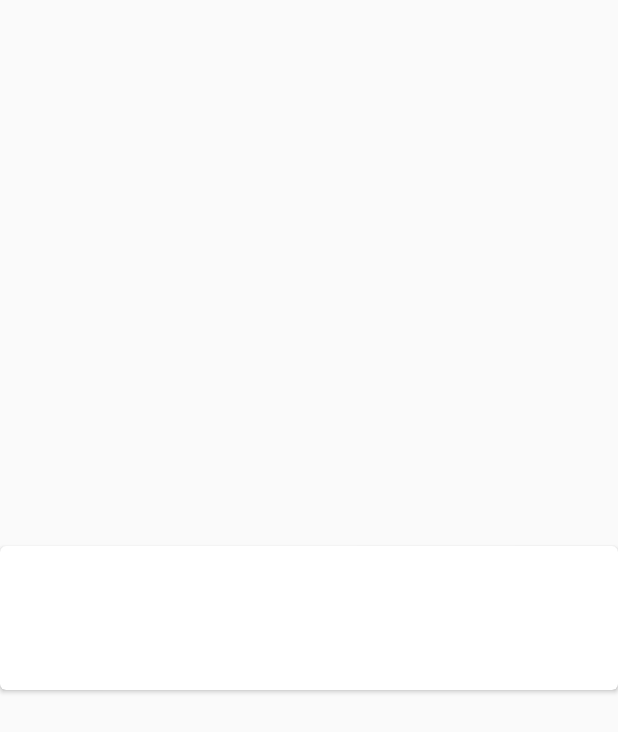
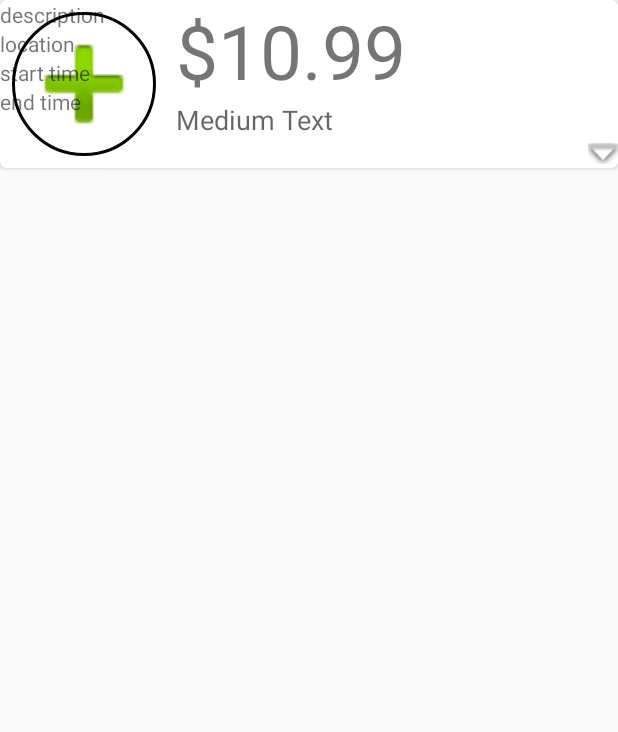
Before and after one commit to tranfong1991/Errand, an Android app: the layout errand.xml on its own in the app's theme, with its tools: preview values and no code run, on a phone screen of 412 x 824 dp. Shown: the top 732 px of the screen. Run offline under Robolectric (Android 15) with nearby library versions, the phone set to English and light mode, and no system bars.

Commit message:
designed initial errand view

```diff
--- a/android/app/src/main/java/andytran/errand/ErrandAdapter.java
+++ b/android/app/src/main/java/andytran/errand/ErrandAdapter.java
@@ -1,10 +1,12 @@
 package andytran.errand;
 
 import android.content.Context;
+import android.view.LayoutInflater;
 import android.view.View;
 import android.view.ViewGroup;
 import android.widget.ArrayAdapter;
 import android.widget.BaseExpandableListAdapter;
+import android.widget.TextView;
 
 import java.util.List;
 
@@ -16,6 +18,9 @@ import de.hdodenhof.circleimageview.CircleImageView;
 public class ErrandAdapter extends ArrayAdapter<Errand> {
     private class ViewHolder{
         CircleImageView customerPic;
+        TextView compensation;
+        TextView description;
+        TextView location;
     }
 
     private Context context;
@@ -29,6 +34,26 @@ public class ErrandAdapter extends ArrayAdapter<Errand> {
 
     @Override
     public View getView(int position, View convertView, ViewGroup parent) {
-        return super.getView(position, convertView, parent);
+        View rowView = convertView;
+
+        if(rowView == null){
+            LayoutInflater inflater = (LayoutInflater) this.context.getSystemService(Context.LAYOUT_INFLATER_SERVICE);
+            rowView = inflater.inflate(R.layout.errand, null);
+
+            ViewHolder viewHolder = new ViewHolder();
+            viewHolder.customerPic = (CircleImageView) rowView.findViewById(R.id.profile_image);
+            viewHolder.compensation = (TextView) rowView.findViewById(R.id.errand_compensation);
+            viewHolder.description = (TextView) rowView.findViewById(R.id.errand_description);
+
+            rowView.setTag(viewHolder);
+        }
+
+        Errand errand = errandList.get(position);
+        ViewHolder holder = (ViewHolder)rowView.getTag();
+
+        holder.compensation.setText(String.valueOf(errand.getCompensation()));
+        holder.description.setText(errand.getDescription());
+
+        return rowView;
     }
 }
--- a/android/app/src/main/java/andytran/errand/MainActivity.java
+++ b/android/app/src/main/java/andytran/errand/MainActivity.java
@@ -34,10 +34,11 @@ public class MainActivity extends AppCompatActivity {
             }
         });
 
+        errands = new ArrayList<>();
         adapter = new ErrandAdapter(this, errands);
 
-        final ListView expandableListView = (ListView)findViewById(R.id.list_view_errands);
-        expandableListView.setAdapter(adapter);
+        final ListView listView = (ListView)findViewById(R.id.list_view_errands);
+        listView.setAdapter(adapter);
     }
 
     @Override
--- a/android/app/src/main/res/layout/activity_main.xml
+++ b/android/app/src/main/res/layout/activity_main.xml
@@ -16,6 +16,7 @@
             android:id="@+id/toolbar"
             android:layout_width="match_parent"
             android:layout_height="?attr/actionBarSize"
+
             android:background="?attr/colorPrimary"
             app:popupTheme="@style/AppTheme.PopupOverlay" />
 
--- a/android/app/src/main/res/layout/content_main.xml
+++ b/android/app/src/main/res/layout/content_main.xml
@@ -12,11 +12,8 @@
     tools:context="andytran.errand.MainActivity"
     tools:showIn="@layout/activity_main">
 
-
     <ListView
         android:layout_width="wrap_content"
         android:layout_height="wrap_content"
-        android:id="@+id/list_view_errands"
-        android:layout_centerVertical="true"
-        android:layout_centerHorizontal="true" />
+        android:id="@+id/list_view_errands" />
 </RelativeLayout>
--- a/android/app/src/main/res/layout/errand.xml
+++ b/android/app/src/main/res/layout/errand.xml
@@ -3,10 +3,22 @@
     xmlns:android="http://schemas.android.com/apk/res/android"
     xmlns:card_view="http://schemas.android.com/apk/res-auto"
     android:id="@+id/card_view"
-    android:layout_gravity="center"
     android:layout_width="match_parent"
     android:layout_height="wrap_content"
     card_view:cardCornerRadius="4dp">
+
+    <RelativeLayout
+        android:layout_width="match_parent"
+        android:layout_height="wrap_content">
+
+        <LinearLayout android:id="@+id/thumbnail"
+            android:layout_width="wrap_content"
+            android:layout_height="wrap_content"
+            android:padding="8dip"
+            android:layout_alignParentStart="true"
+            android:layout_alignParentLeft="true"
+            android:layout_marginEnd="5dip"
+            android:layout_marginRight="5dip">
 
             <de.hdodenhof.circleimageview.CircleImageView
                 xmlns:app="http://schemas.android.com/apk/res-auto"
@@ -14,6 +26,71 @@
                 android:layout_width="96dp"
                 android:layout_height="96dp"
                 app:civ_border_width="2dp"
-        app:civ_border_color="#FF000000"/>
+                app:civ_border_color="#FF000000"
+                android:src="@android:drawable/ic_input_add"/>
+        </LinearLayout>
+
+        <TextView
+            android:id="@+id/errand_compensation"
+            android:layout_width="wrap_content"
+            android:layout_height="wrap_content"
+            android:text="$10.99"
+            android:textSize="50dp"
+            android:layout_alignParentTop="true"
+            android:layout_toRightOf="@+id/thumbnail"
+            android:layout_toEndOf="@+id/thumbnail" />
+
+        <ImageView
+            android:id="@+id/mode_image"
+            android:layout_width="20dip"
+            android:layout_height="20dip"
+            android:cropToPadding="true"
+            android:src="@android:drawable/arrow_down_float"
+            android:layout_alignBottom="@+id/thumbnail"
+            android:layout_alignParentRight="true"
+            android:layout_alignParentEnd="true" />
+
+        <TextView
+            android:layout_width="wrap_content"
+            android:layout_height="wrap_content"
+            android:textAppearance="?android:attr/textAppearanceMedium"
+            android:text="Medium Text"
+            android:id="@+id/textView"
+            android:layout_below="@+id/errand_compensation"
+            android:layout_toRightOf="@+id/thumbnail"
+            android:layout_toEndOf="@+id/thumbnail" />
+    </RelativeLayout>
+
+    <LinearLayout
+        android:layout_width="match_parent"
+        android:layout_height="wrap_content"
+        android:orientation="vertical"
+        android:id="@+id/hidden_layout"
+        android:visibility="visible">
+        <TextView
+            android:layout_width="match_parent"
+            android:layout_height="wrap_content"
+            android:id="@+id/errand_description"
+            android:text="description"/>
+
+        <TextView
+            android:layout_width="match_parent"
+            android:layout_height="wrap_content"
+            android:id="@+id/errand_location"
+            android:text="location"/>
+
+        <TextView
+            android:layout_width="match_parent"
+            android:layout_height="wrap_content"
+            android:id="@+id/errand_start_time"
+            android:text="start time"/>
+
+        <TextView
+            android:layout_width="match_parent"
+            android:layout_height="wrap_content"
+            android:id="@+id/errand_end_time"
+            android:text="end time"/>
+
+    </LinearLayout>
 
 </android.support.v7.widget.CardView>
```
Lines whose indentation alone changed are shown as unchanged.
